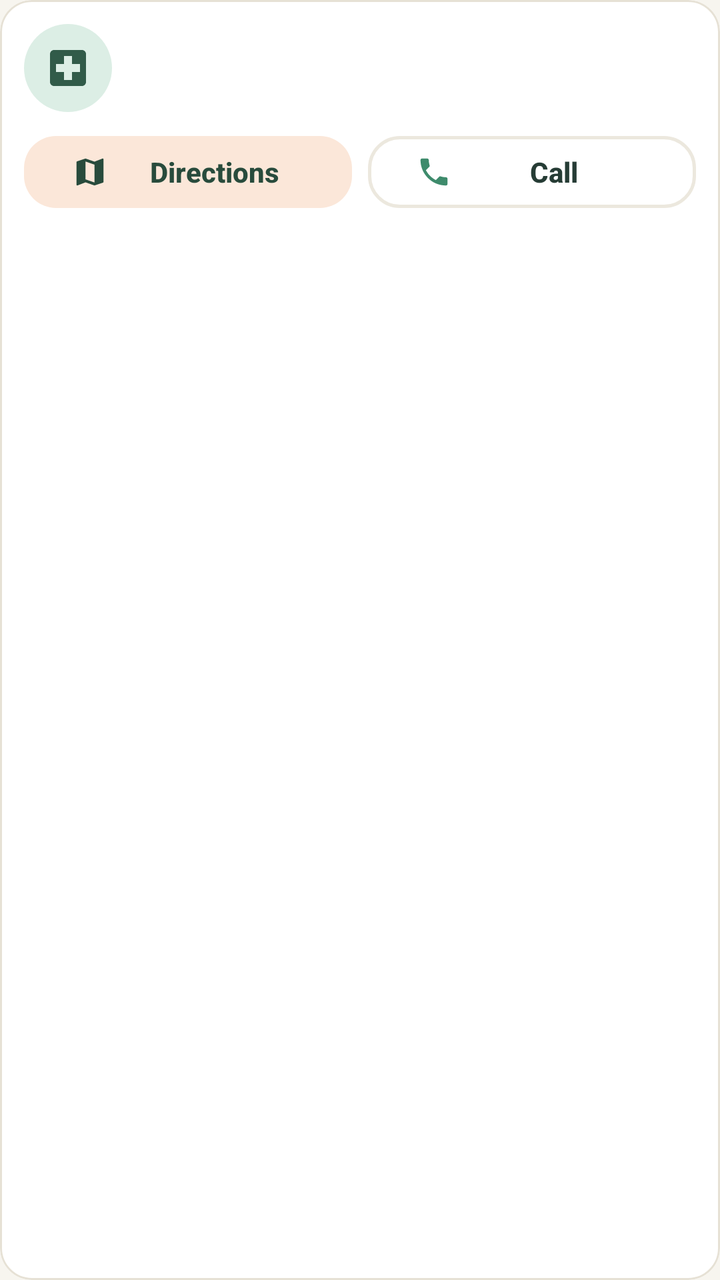
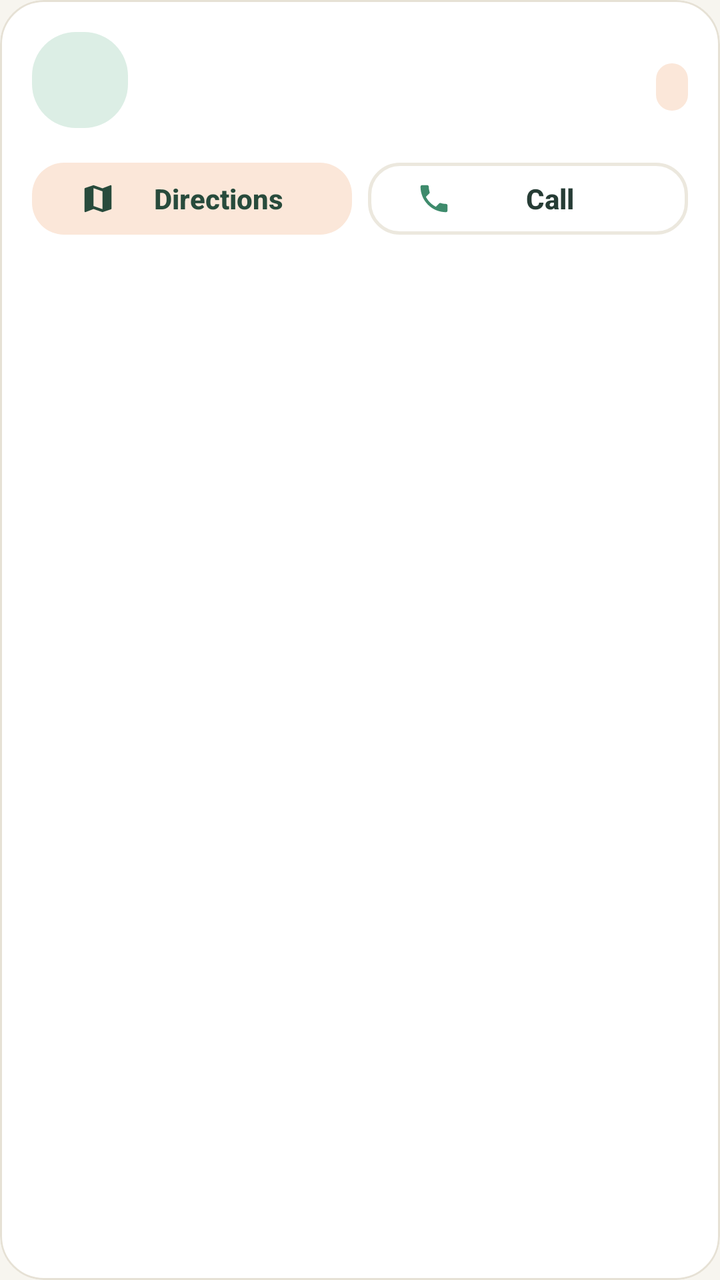

Before-and-after screenshots of an Android layout around one commit, followed by the original layout XML and the change that was made.
<!-- AndroidManifest.xml: application theme Theme.MIYAV -->
<!-- res/layout/item_place.xml -->
<?xml version="1.0" encoding="utf-8"?>
<com.google.android.material.card.MaterialCardView xmlns:android="http://schemas.android.com/apk/res/android"
    xmlns:app="http://schemas.android.com/apk/res-auto"
    android:layout_width="match_parent"
    android:layout_height="wrap_content"
    android:layout_marginTop="@dimen/space_sm"
    app:cardCornerRadius="@dimen/radius_md">

    <LinearLayout
        android:layout_width="match_parent"
        android:layout_height="wrap_content"
        android:orientation="vertical"
        android:padding="@dimen/space_md">

        <LinearLayout
            android:layout_width="match_parent"
            android:layout_height="wrap_content"
            android:gravity="center_vertical"
            android:orientation="horizontal">

            <ImageView
                android:id="@+id/iconView"
                android:layout_width="44dp"
                android:layout_height="44dp"
                android:background="@drawable/bg_map_card"
                android:backgroundTint="@color/pastel_mint"
                android:importantForAccessibility="no"
                android:padding="10dp"
                android:src="@drawable/ic_vet"
                app:tint="@color/brand_coral" />

            <LinearLayout
                android:layout_width="0dp"
                android:layout_height="wrap_content"
                android:layout_marginStart="@dimen/space_md"
                android:layout_weight="1"
                android:orientation="vertical">

                <TextView
                    android:id="@+id/nameView"
                    android:layout_width="match_parent"
                    android:layout_height="wrap_content"
                    android:ellipsize="end"
                    android:maxLines="2"
                    android:textColor="@color/text_primary"
                    android:textSize="15sp"
                    android:textStyle="bold" />

                <TextView
                    android:id="@+id/detailView"
                    android:layout_width="match_parent"
                    android:layout_height="wrap_content"
                    android:layout_marginTop="2dp"
                    android:ellipsize="end"
                    android:maxLines="2"
                    android:textColor="@color/text_secondary"
                    android:textSize="12sp" />
            </LinearLayout>

            <TextView
                android:id="@+id/distanceView"
                android:layout_width="wrap_content"
                android:layout_height="wrap_content"
                android:layout_marginStart="@dimen/space_sm"
                android:textColor="@color/brand_coral_dark"
                android:textSize="14sp"
                android:textStyle="bold" />
        </LinearLayout>

        <LinearLayout
            android:layout_width="match_parent"
            android:layout_height="wrap_content"
            android:layout_marginTop="@dimen/space_sm"
            android:orientation="horizontal">

            <com.google.android.material.button.MaterialButton
                android:id="@+id/directionsButton"
                style="@style/Widget.Miyav.Button.Tonal"
                android:layout_width="0dp"
                android:layout_height="wrap_content"
                android:layout_weight="1"
                android:minHeight="44dp"
                android:text="@string/places_directions"
                android:textSize="14sp"
                app:icon="@drawable/ic_map" />

            <com.google.android.material.button.MaterialButton
                android:id="@+id/callButton"
                style="@style/Widget.Miyav.Button.Outlined"
                android:layout_width="0dp"
                android:layout_height="wrap_content"
                android:layout_marginStart="@dimen/space_sm"
                android:layout_weight="1"
                android:minHeight="44dp"
                android:text="@string/contact_call"
                android:textSize="14sp"
                app:icon="@drawable/ic_phone"
                app:iconTint="@color/brand_mint" />
        </LinearLayout>
    </LinearLayout>
</com.google.android.material.card.MaterialCardView>
<!-- resources referenced by this layout -->
<resources>
  <color name="brand_coral">#315B49</color>
  <color name="brand_coral_dark">#284B3C</color>
  <color name="brand_mint">#3E8B6C</color>
  <color name="pastel_mint">#DCEEE5</color>
  <color name="text_primary">#263C35</color>
  <color name="text_secondary">#67706A</color>
  <dimen name="radius_md">16dp</dimen>
  <dimen name="space_md">12dp</dimen>
  <dimen name="space_sm">8dp</dimen>
  <!-- drawable ic_vet (drawable) -->
  <?xml version="1.0" encoding="utf-8"?>
  <vector xmlns:android="http://schemas.android.com/apk/res/android"
      android:width="24dp"
      android:height="24dp"
      android:tint="?attr/colorControlNormal"
      android:viewportWidth="24"
      android:viewportHeight="24">
      <path
          android:fillColor="@android:color/white"
          android:pathData="M19,3L5,3c-1.1,0 -1.99,0.9 -1.99,2L3,19c0,1.1 0.9,2 2,2h14c1.1,0 2,-0.9 2,-2L21,5c0,-1.1 -0.9,-2 -2,-2zM18,14h-4v4h-4v-4L6,14v-4h4L10,6h4v4h4v4z" />
  </vector>
  <string name="contact_call">Call</string>
  <string name="places_directions">Directions</string>
  <color name="surface">#FFFFFF</color>
  <dimen name="radius_lg">22dp</dimen>
  <dimen name="button_height">54dp</dimen>
  <color name="outline">#ECE8DE</color>
  <color name="pastel_peach">#FBE7D9</color>
  <color name="text_on_brand">#FFFFFF</color>
  <color name="brand_lavender">#7B8FD6</color>
  <color name="pastel_lavender">#E8ECF8</color>
  <color name="surface_muted">#F1EFE7</color>
  <color name="error">#B5533C</color>
  <color name="bg_app">#F7F5EF</color>
  <dimen name="radius_sm">12dp</dimen>
  <color name="card_stroke">#E6E1D5</color>
  <style name="Widget.Miyav.NavIndicator" parent="Widget.Material3.BottomNavigationView.ActiveIndicator">
          <item name="android:color">@color/pastel_mint</item>
      </style>
  <style name="TextAppearance.Miyav.NavLabel" parent="TextAppearance.Material3.LabelMedium">
          <item name="android:textStyle">bold</item>
      </style>
  <style name="TextAppearance.Miyav.Headline" parent="TextAppearance.Material3.TitleLarge">
          <item name="android:textColor">@color/text_primary</item>
          <item name="android:textStyle">bold</item>
      </style>
  <style name="Shape.Miyav.Large" parent="">
          <item name="cornerFamily">rounded</item>
          <item name="cornerSize">@dimen/radius_xl</item>
      </style>
  <dimen name="radius_xl">28dp</dimen>
  <!-- unchanged entries left out for length: 17 -->
</resources>

<!-- the commit's change to res/layout/item_place.xml (unified diff, before → after) -->
@@ -4,30 +4,31 @@
     android:layout_width="match_parent"
     android:layout_height="wrap_content"
     android:layout_marginTop="@dimen/space_sm"
-    app:cardCornerRadius="@dimen/radius_md">
+    app:cardCornerRadius="@dimen/radius_lg"
+    app:strokeColor="@color/card_stroke"
+    app:strokeWidth="1dp">
 
     <LinearLayout
         android:layout_width="match_parent"
         android:layout_height="wrap_content"
         android:orientation="vertical"
-        android:padding="@dimen/space_md">
+        android:padding="@dimen/space_lg">
 
         <LinearLayout
             android:layout_width="match_parent"
             android:layout_height="wrap_content"
-            android:gravity="center_vertical"
+            android:gravity="top"
             android:orientation="horizontal">
 
-            <ImageView
+            <TextView
                 android:id="@+id/iconView"
-                android:layout_width="44dp"
-                android:layout_height="44dp"
+                android:layout_width="48dp"
+                android:layout_height="48dp"
                 android:background="@drawable/bg_map_card"
                 android:backgroundTint="@color/pastel_mint"
+                android:gravity="center"
                 android:importantForAccessibility="no"
-                android:padding="10dp"
-                android:src="@drawable/ic_vet"
-                app:tint="@color/brand_coral" />
+                android:textSize="22sp" />
 
             <LinearLayout
                 android:layout_width="0dp"
@@ -43,18 +44,54 @@
                     android:ellipsize="end"
                     android:maxLines="2"
                     android:textColor="@color/text_primary"
-                    android:textSize="15sp"
+                    android:textSize="16sp"
                     android:textStyle="bold" />
+
+                <LinearLayout
+                    android:layout_width="match_parent"
+                    android:layout_height="wrap_content"
+                    android:layout_marginTop="4dp"
+                    android:orientation="horizontal">
+
+                    <TextView
+                        android:id="@+id/statusBadge"
+                        android:layout_width="wrap_content"
+                        android:layout_height="wrap_content"
+                        android:layout_marginEnd="6dp"
+                        android:background="@drawable/bg_place_badge"
+                        android:paddingStart="8dp"
+                        android:paddingTop="2dp"
+                        android:paddingEnd="8dp"
+                        android:paddingBottom="2dp"
+                        android:textSize="12sp"
+                        android:textStyle="bold"
+                        android:visibility="gone" />
+
+                    <TextView
+                        android:id="@+id/verifiedBadge"
+                        android:layout_width="wrap_content"
+                        android:layout_height="wrap_content"
+                        android:background="@drawable/bg_place_badge"
+                        android:backgroundTint="@color/pastel_sky"
+                        android:paddingStart="8dp"
+                        android:paddingTop="2dp"
+                        android:paddingEnd="8dp"
+                        android:paddingBottom="2dp"
+                        android:text="@string/places_verified"
+                        android:textColor="@color/text_primary"
+                        android:textSize="12sp"
+                        android:visibility="gone" />
+                </LinearLayout>
 
                 <TextView
                     android:id="@+id/detailView"
                     android:layout_width="match_parent"
                     android:layout_height="wrap_content"
-                    android:layout_marginTop="2dp"
+                    android:layout_marginTop="6dp"
                     android:ellipsize="end"
                     android:maxLines="2"
                     android:textColor="@color/text_secondary"
-                    android:textSize="12sp" />
+                    android:textSize="13sp" />
             </LinearLayout>
 
             <TextView
@@ -62,15 +99,22 @@
                 android:layout_width="wrap_content"
                 android:layout_height="wrap_content"
                 android:layout_marginStart="@dimen/space_sm"
+                android:background="@drawable/bg_place_badge"
+                android:backgroundTint="@color/pastel_peach"
+                android:paddingStart="8dp"
+                android:paddingTop="3dp"
+                android:paddingEnd="8dp"
+                android:paddingBottom="3dp"
                 android:textColor="@color/brand_coral_dark"
-                android:textSize="14sp"
+                android:textSize="13sp"
                 android:textStyle="bold" />
         </LinearLayout>
 
         <LinearLayout
             android:layout_width="match_parent"
             android:layout_height="wrap_content"
-            android:layout_marginTop="@dimen/space_sm"
+            android:layout_marginTop="@dimen/space_md"
+            android:gravity="center_vertical"
             android:orientation="horizontal">
 
             <com.google.android.material.button.MaterialButton
@@ -96,6 +140,24 @@
                 android:textSize="14sp"
                 app:icon="@drawable/ic_phone"
                 app:iconTint="@color/brand_mint" />
+
+            <com.google.android.material.button.MaterialButton
+                android:id="@+id/whatsappButton"
+                style="@style/Widget.Miyav.Button.Outlined"
+                android:layout_width="48dp"
+                android:layout_height="wrap_content"
+                android:layout_marginStart="@dimen/space_sm"
+                android:contentDescription="@string/contact_whatsapp"
+                android:insetLeft="0dp"
+                android:insetRight="0dp"
+                android:minWidth="48dp"
+                android:minHeight="44dp"
+                android:padding="0dp"
+                android:visibility="gone"
+                app:icon="@drawable/ic_whatsapp"
+                app:iconGravity="textStart"
+                app:iconPadding="0dp"
+                app:iconTint="@color/brand_whatsapp" />
         </LinearLayout>
     </LinearLayout>
 </com.google.android.material.card.MaterialCardView>
<!-- resource entries referenced after the edit -->
@@ -3,13 +3,21 @@
   <color name="brand_coral">#315B49</color>
   <color name="brand_coral_dark">#284B3C</color>
   <color name="brand_mint">#3E8B6C</color>
+  <color name="brand_whatsapp">#25D366</color>
   <color name="pastel_mint">#DCEEE5</color>
   <color name="text_primary">#263C35</color>
   <color name="text_secondary">#67706A</color>
   <dimen name="radius_md">16dp</dimen>
   <dimen name="space_md">12dp</dimen>
   <dimen name="space_sm">8dp</dimen>
-  <!-- drawable ic_vet (drawable) -->
+  <!-- drawable bg_place_badge (drawable) -->
+  <?xml version="1.0" encoding="utf-8"?>
+  <shape xmlns:android="http://schemas.android.com/apk/res/android"
+      android:shape="rectangle">
+      <solid android:color="@color/surface_muted" />
+      <corners android:radius="10dp" />
+  </shape>
+  <!-- drawable ic_whatsapp (drawable) -->
   <?xml version="1.0" encoding="utf-8"?>
   <vector xmlns:android="http://schemas.android.com/apk/res/android"
       android:width="24dp"
@@ -19,15 +27,19 @@
       android:viewportHeight="24">
       <path
           android:fillColor="@android:color/white"
-          android:pathData="M19,3L5,3c-1.1,0 -1.99,0.9 -1.99,2L3,19c0,1.1 0.9,2 2,2h14c1.1,0 2,-0.9 2,-2L21,5c0,-1.1 -0.9,-2 -2,-2zM18,14h-4v4h-4v-4L6,14v-4h4L10,6h4v4h4v4z" />
+          android:pathData="M12.04,2C6.58,2 2.13,6.45 2.13,11.91C2.13,13.66 2.59,15.36 3.45,16.86L2.05,22L7.3,20.62C8.75,21.41 10.38,21.83 12.04,21.83C17.5,21.83 21.95,17.38 21.95,11.92C21.95,9.27 20.92,6.78 19.05,4.91C17.18,3.03 14.69,2 12.04,2M12.05,3.67C14.25,3.67 16.31,4.53 17.87,6.09C19.42,7.65 20.28,9.72 20.28,11.92C20.28,16.46 16.58,20.15 12.04,20.15C10.56,20.15 9.11,19.76 7.85,19L7.55,18.83L4.43,19.65L5.26,16.61L5.06,16.29C4.24,15 3.8,13.47 3.8,11.91C3.81,7.37 7.5,3.67 12.05,3.67M8.53,7.33C8.37,7.33 8.1,7.39 7.87,7.64C7.65,7.89 7,8.5 7,9.71C7,10.93 7.89,12.1 8,12.27C8.14,12.44 9.76,14.94 12.25,16C12.84,16.27 13.3,16.42 13.66,16.53C14.25,16.72 14.79,16.69 15.22,16.63C15.7,16.56 16.68,16.03 16.89,15.45C17.1,14.87 17.1,14.38 17.04,14.27C16.97,14.17 16.81,14.11 16.56,14C16.31,13.86 15.09,13.26 14.87,13.18C14.64,13.1 14.5,13.06 14.31,13.3C14.15,13.55 13.67,14.11 13.53,14.27C13.38,14.44 13.24,14.46 13,14.34C12.74,14.21 11.94,13.95 11,13.11C10.26,12.45 9.77,11.64 9.62,11.39C9.5,11.15 9.61,11 9.73,10.89C9.84,10.78 10,10.6 10.1,10.45C10.23,10.31 10.27,10.2 10.35,10.04C10.43,9.87 10.39,9.73 10.33,9.61C10.27,9.5 9.77,8.26 9.56,7.77C9.36,7.29 9.16,7.35 9,7.34C8.86,7.34 8.7,7.33 8.53,7.33Z" />
   </vector>
   <string name="contact_call">Call</string>
+  <string name="contact_whatsapp">WhatsApp</string>
   <string name="places_directions">Directions</string>
+  <string name="places_verified">✓ Verified</string>
   <color name="surface">#FFFFFF</color>
   <dimen name="radius_lg">22dp</dimen>
+  <dimen name="space_lg">16dp</dimen>
   <dimen name="button_height">54dp</dimen>
   <color name="outline">#ECE8DE</color>
   <color name="pastel_peach">#FBE7D9</color>
+  <color name="pastel_sky">#E2EEF6</color>
   <color name="text_on_brand">#FFFFFF</color>
   <color name="brand_lavender">#7B8FD6</color>
   <color name="pastel_lavender">#E8ECF8</color>
